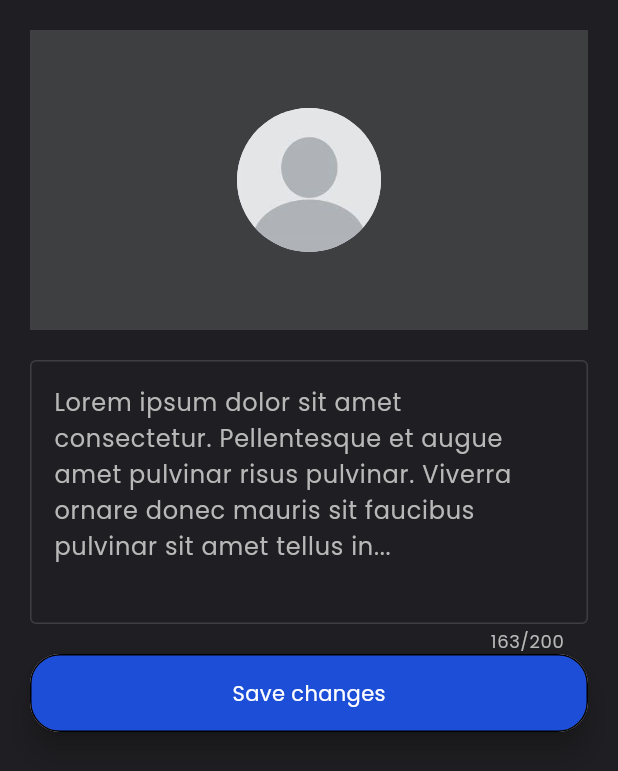
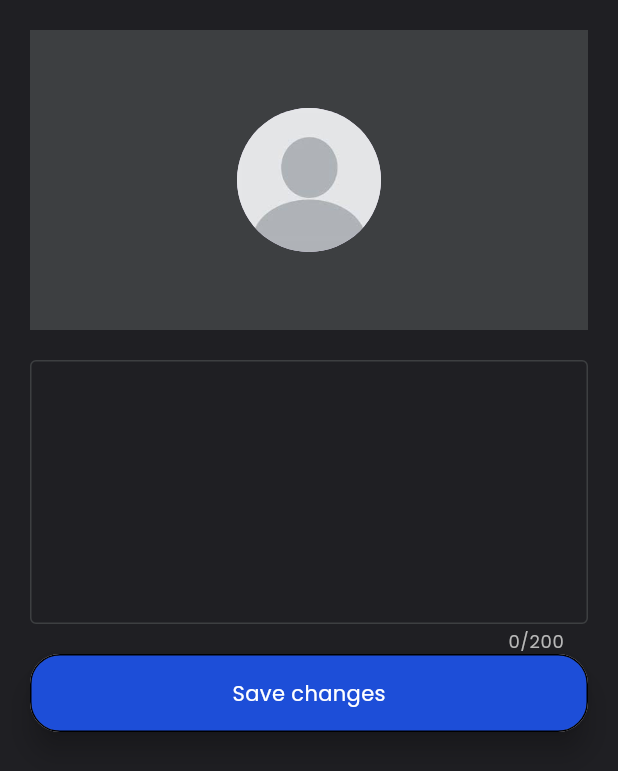
Before and after one commit to affanali2k3/MRB-frontend, a Flutter app: the ProfileEditPage screen opened directly, on a phone screen of 412 x 824 dp. Shown: the top 771 px of the screen. Run offline on Flutter 3.47's test engine with Material 3 defaults, Android fonts, the phone set to English and light mode, and no system bars; our stand-ins replace equatable, file_picker, firebase_auth, firebase_core, flutter_bloc, flutter_rating_bar and 3 more; missing offline and left inert: dart:html; accounts and stored records are empty; network calls fail.

Commit message:
[REFERRAL CENTRE SELF APPLY FIXED + REMEMBER FILTERS + PROFILE PAGE UPDATE FIXED + LOGOUT FIXED ]

```diff
--- a/mrb/lib/assets/us_states.dart
+++ b/mrb/lib/assets/us_states.dart
@@ -1,15 +1,17 @@
 Map<String, List<String>> usStatesAndCities = {
+  'All': ['All'],
   'Alabama': [
-    '',
+    'All',
     'Birmingham',
     'Montgomery',
     'Huntsville',
     'Mobile',
     'Tuscaloosa'
   ],
-  'Alaska': ['Anchorage', 'Fairbanks', 'Juneau', 'Sitka', 'Ketchikan'],
+  'Alaska': ['All', 'Anchorage', 'Fairbanks', 'Juneau', 'Sitka', 'Ketchikan'],
   'Arizona': ['Phoenix', 'Tucson', 'Mesa', 'Chandler', 'Glendale'],
   'Arkansas': [
+    'All',
     'Little Rock',
     'Fort Smith',
     'Fayetteville',
@@ -17,6 +19,7 @@ Map<String, List<String>> usStatesAndCities = {
     'Jonesboro'
   ],
   'California': [
+    'All',
     'Los Angeles',
     'San Francisco',
     'San Diego',
@@ -24,6 +27,7 @@ Map<String, List<String>> usStatesAndCities = {
     'Sacramento'
   ],
   'Colorado': [
+    'All',
     'Denver',
     'Colorado Springs',
     'Aurora',
@@ -31,19 +35,28 @@ Map<String, List<String>> usStatesAndCities = {
     'Boulder'
   ],
   'Connecticut': [
+    'All',
     'Bridgeport',
     'New Haven',
     'Hartford',
     'Stamford',
     'Waterbury'
   ],
-  'Delaware': ['Wilmington', 'Dover', 'Newark', 'Middletown', 'Smyrna'],
-  'Florida': ['Miami', 'Tampa', 'Orlando', 'Jacksonville', 'St. Petersburg'],
-  'Georgia': ['Atlanta', 'Augusta', 'Columbus', 'Savannah', 'Macon'],
-  'Hawaii': ['Honolulu', 'Pearl City', 'Hilo', 'Kailua', 'Waipahu'],
-  'Idaho': ['Boise', 'Nampa', 'Meridian', 'Idaho Falls', 'Pocatello'],
-  'Illinois': ['Chicago', 'Aurora', 'Rockford', 'Joliet', 'Naperville'],
+  'Delaware': ['All', 'Wilmington', 'Dover', 'Newark', 'Middletown', 'Smyrna'],
+  'Florida': [
+    'All',
+    'Miami',
+    'Tampa',
+    'Orlando',
+    'Jacksonville',
+    'St. Petersburg'
+  ],
+  'Georgia': ['All', 'Atlanta', 'Augusta', 'Columbus', 'Savannah', 'Macon'],
+  'Hawaii': ['All', 'Honolulu', 'Pearl City', 'Hilo', 'Kailua', 'Waipahu'],
+  'Idaho': ['All', 'Boise', 'Nampa', 'Meridian', 'Idaho Falls', 'Pocatello'],
+  'Illinois': ['All', 'Chicago', 'Aurora', 'Rockford', 'Joliet', 'Naperville'],
   'Indiana': [
+    'All',
     'Indianapolis',
     'Fort Wayne',
     'Evansville',
@@ -51,14 +64,23 @@ Map<String, List<String>> usStatesAndCities = {
     'Carmel'
   ],
   'Iowa': [
+    'All',
     'Des Moines',
     'Cedar Rapids',
     'Davenport',
     'Sioux City',
     'Iowa City'
   ],
-  'Kansas': ['Wichita', 'Overland Park', 'Kansas City', 'Topeka', 'Olathe'],
+  'Kansas': [
+    'All',
+    'Wichita',
+    'Overland Park',
+    'Kansas City',
+    'Topeka',
+    'Olathe'
+  ],
   'Kentucky': [
+    'All',
     'Louisville',
     'Lexington',
     'Bowling Green',
@@ -66,15 +88,31 @@ Map<String, List<String>> usStatesAndCities = {
     'Covington'
   ],
   'Louisiana': [
+    'All',
     'New Orleans',
     'Baton Rouge',
     'Shreveport',
     'Lafayette',
     'Lake Charles'
   ],
-  'Maine': ['Portland', 'Lewiston', 'Bangor', 'South Portland', 'Auburn'],
-  'Maryland': ['Baltimore', 'Frederick', 'Rockville', 'Gaithersburg', 'Bowie'],
+  'Maine': [
+    'All',
+    'Portland',
+    'Lewiston',
+    'Bangor',
+    'South Portland',
+    'Auburn'
+  ],
+  'Maryland': [
+    'All',
+    'Baltimore',
+    'Frederick',
+    'Rockville',
+    'Gaithersburg',
+    'Bowie'
+  ],
   'Massachusetts': [
+    'All',
     'Boston',
     'Worcester',
     'Springfield',
@@ -82,6 +120,7 @@ Map<String, List<String>> usStatesAndCities = {
     'Cambridge'
   ],
   'Michigan': [
+    'All',
     'Detroit',
     'Grand Rapids',
     'Warren',
@@ -89,45 +128,99 @@ Map<String, List<String>> usStatesAndCities = {
     'Ann Arbor'
   ],
   'Minnesota': [
+    'All',
     'Minneapolis',
     'St. Paul',
     'Rochester',
     'Duluth',
     'Bloomington'
   ],
-  'Mississippi': ['Jackson', 'Gulfport', 'Southaven', 'Hattiesburg', 'Biloxi'],
+  'Mississippi': [
+    'All',
+    'Jackson',
+    'Gulfport',
+    'Southaven',
+    'Hattiesburg',
+    'Biloxi'
+  ],
   'Missouri': [
+    'All',
     'Kansas City',
     'St. Louis',
     'Springfield',
     'Columbia',
     'Independence'
   ],
-  'Montana': ['Billings', 'Missoula', 'Great Falls', 'Bozeman', 'Butte'],
-  'Nebraska': ['Omaha', 'Lincoln', 'Bellevue', 'Grand Island', 'Kearney'],
-  'Nevada': ['Las Vegas', 'Henderson', 'Reno', 'North Las Vegas', 'Sparks'],
-  'New Hampshire': ['Manchester', 'Nashua', 'Concord', 'Derry', 'Dover'],
-  'New Jersey': ['Newark', 'Jersey City', 'Paterson', 'Elizabeth', 'Edison'],
+  'Montana': ['All', 'Billings', 'Missoula', 'Great Falls', 'Bozeman', 'Butte'],
+  'Nebraska': [
+    'All',
+    'Omaha',
+    'Lincoln',
+    'Bellevue',
+    'Grand Island',
+    'Kearney'
+  ],
+  'Nevada': [
+    'All',
+    'Las Vegas',
+    'Henderson',
+    'Reno',
+    'North Las Vegas',
+    'Sparks'
+  ],
+  'New Hampshire': ['All', 'Manchester', 'Nashua', 'Concord', 'Derry', 'Dover'],
+  'New Jersey': [
+    'All',
+    'Newark',
+    'Jersey City',
+    'Paterson',
+    'Elizabeth',
+    'Edison'
+  ],
   'New Mexico': [
+    'All',
     'Albuquerque',
     'Las Cruces',
     'Rio Rancho',
     'Santa Fe',
     'Roswell'
   ],
-  'New York': ['New York City', 'Buffalo', 'Rochester', 'Yonkers', 'Syracuse'],
+  'New York': [
+    'All',
+    'New York City',
+    'Buffalo',
+    'Rochester',
+    'Yonkers',
+    'Syracuse'
+  ],
   'North Carolina': [
+    'All',
     'Charlotte',
     'Raleigh',
     'Greensboro',
     'Durham',
     'Winston-Salem'
   ],
-  'North Dakota': ['Fargo', 'Bismarck', 'Grand Forks', 'Minot', 'West Fargo'],
-  'Ohio': ['Columbus', 'Cleveland', 'Cincinnati', 'Toledo', 'Akron'],
-  'Oklahoma': ['Oklahoma City', 'Tulsa', 'Norman', 'Broken Arrow', 'Lawton'],
-  'Oregon': ['Portland', 'Salem', 'Eugene', 'Gresham', 'Hillsboro'],
+  'North Dakota': [
+    'All',
+    'Fargo',
+    'Bismarck',
+    'Grand Forks',
+    'Minot',
+    'West Fargo'
+  ],
+  'Ohio': ['All', 'Columbus', 'Cleveland', 'Cincinnati', 'Toledo', 'Akron'],
+  'Oklahoma': [
+    'All',
+    'Oklahoma City',
+    'Tulsa',
+    'Norman',
+    'Broken Arrow',
+    'Lawton'
+  ],
+  'Oregon': ['All', 'Portland', 'Salem', 'Eugene', 'Gresham', 'Hillsboro'],
   'Pennsylvania': [
+    'All',
     'Philadelphia',
     'Pittsburgh',
     'Allentown',
@@ -135,6 +228,7 @@ Map<String, List<String>> usStatesAndCities = {
     'Reading'
   ],
   'Rhode Island': [
+    'All',
     'Providence',
     'Warwick',
     'Cranston',
@@ -142,6 +236,7 @@ Map<String, List<String>> usStatesAndCities = {
     'East Providence'
   ],
   'South Carolina': [
+    'All',
     'Columbia',
     'Charleston',
     'North Charleston',
@@ -149,6 +244,7 @@ Map<String, List<String>> usStatesAndCities = {
     'Rock Hill'
   ],
   'South Dakota': [
+    'All',
     'Sioux Falls',
     'Rapid City',
     'Aberdeen',
@@ -156,14 +252,16 @@ Map<String, List<String>> usStatesAndCities = {
     'Watertown'
   ],
   'Tennessee': [
+    'All',
     'Nashville',
     'Memphis',
     'Knoxville',
     'Chattanooga',
     'Clarksville'
   ],
-  'Texas': ['Houston', 'San Antonio', 'Dallas', 'Austin', 'Fort Worth'],
+  'Texas': ['All', 'Houston', 'San Antonio', 'Dallas', 'Austin', 'Fort Worth'],
   'Utah': [
+    'All',
     'Salt Lake City',
     'West Valley City',
     'Provo',
@@ -171,6 +269,7 @@ Map<String, List<String>> usStatesAndCities = {
     'Orem'
   ],
   'Vermont': [
+    'All',
     'Burlington',
     'South Burlington',
     'Rutland',
@@ -178,25 +277,49 @@ Map<String, List<String>> usStatesAndCities = {
     'Montpelier'
   ],
   'Virginia': [
+    'All',
     'Virginia Beach',
     'Norfolk',
     'Chesapeake',
     'Richmond',
     'Newport News'
   ],
-  'Washington': ['Seattle', 'Spokane', 'Tacoma', 'Vancouver', 'Bellevue'],
+  'Washington': [
+    'All',
+    'Seattle',
+    'Spokane',
+    'Tacoma',
+    'Vancouver',
+    'Bellevue'
+  ],
   'West Virginia': [
+    'All',
     'Charleston',
     'Huntington',
     'Morgantown',
     'Parkersburg',
     'Wheeling'
   ],
-  'Wisconsin': ['Milwaukee', 'Madison', 'Green Bay', 'Kenosha', 'Racine'],
-  'Wyoming': ['Cheyenne', 'Casper', 'Laramie', 'Gillette', 'Rock Springs'],
+  'Wisconsin': [
+    'All',
+    'Milwaukee',
+    'Madison',
+    'Green Bay',
+    'Kenosha',
+    'Racine'
+  ],
+  'Wyoming': [
+    'All',
+    'Cheyenne',
+    'Casper',
+    'Laramie',
+    'Gillette',
+    'Rock Springs'
+  ],
 };
 
 List<String> usStates = [
+  'All',
   'Alabama',
   'Alaska',
   'Arizona',
--- a/mrb/lib/src/edit_profile/bloc/edit_profile_bloc.dart
+++ b/mrb/lib/src/edit_profile/bloc/edit_profile_bloc.dart
@@ -21,8 +21,8 @@ class ProfileEditBloc extends Bloc<ProfileEditEvent, ProfileEditState> {
           biography: event.biography,
           avatarBytes: event.avatarbytes,
           coverBytes: event.coverPhotoBytes,
-          coverMimeType: event.coverPhotoMimeType!,
-          avatarMimeType: event.avatarMimeType!);
+          coverMimeType: event.coverPhotoMimeType,
+          avatarMimeType: event.avatarMimeType);
 
       emit(ProfileEditSetSuccessState());
     } catch (e) {
--- a/mrb/lib/src/edit_profile/repository/edit_profile_repository.dart
+++ b/mrb/lib/src/edit_profile/repository/edit_profile_repository.dart
@@ -8,9 +8,9 @@ import 'package:http_parser/http_parser.dart';
 class ProfileRepository {
   Future<void> setProfile(
       {required final int userId,
-      required String avatarMimeType,
+      required String? avatarMimeType,
       required Uint8List? avatarBytes,
-      required String coverMimeType,
+      required String? coverMimeType,
       required Uint8List? coverBytes,
       required final String biography}) async {
     try {
@@ -20,7 +20,7 @@ class ProfileRepository {
       request.fields['id'] = userId.toString();
       request.fields['biography'] = biography;
 
-      if (avatarBytes != null) {
+      if (avatarBytes != null && avatarMimeType != null) {
         final MultipartFile avatar = http.MultipartFile.fromBytes(
             'avatar', avatarBytes,
             contentType: MediaType.parse(avatarMimeType),
@@ -28,7 +28,7 @@ class ProfileRepository {
 
         request.files.add(avatar);
       }
-      if (coverBytes != null) {
+      if (coverBytes != null && coverMimeType != null) {
         final MultipartFile coverPhoto = http.MultipartFile.fromBytes(
             'coverPhoto', coverBytes,
             contentType: MediaType.parse(coverMimeType),
@@ -36,6 +36,8 @@ class ProfileRepository {
 
         request.files.add(coverPhoto);
       }
+
+      request.headers["authorization"] = GlobalVariables.authorization;
 
       final StreamedResponse response = await request.send();
       final String responseData = await response.stream.bytesToString();
--- a/mrb/lib/src/edit_profile/view/edit_profile_view.dart
+++ b/mrb/lib/src/edit_profile/view/edit_profile_view.dart
@@ -4,9 +4,11 @@ import 'package:file_picker/file_picker.dart';
 import 'package:flutter/material.dart';
 import 'package:flutter_bloc/flutter_bloc.dart';
 import 'package:mime/mime.dart';
+import 'package:mrb/global_variables.dart';
 import 'package:mrb/src/common/button.dart';
 import 'package:mrb/src/edit_profile/bloc/edit_profile_bloc.dart';
 import 'package:mrb/src/edit_profile/bloc/edit_profile_event.dart';
+import 'package:mrb/src/edit_profile/bloc/edit_profile_state.dart';
 import 'package:mrb/themes/font_theme.dart';
 
 class ProfileEditPage extends StatefulWidget {
@@ -28,13 +30,25 @@ class ProfileEditPageState extends State<ProfileEditPage> {
   @override
   void initState() {
     super.initState();
-    _bioController.text =
-        'Lorem ipsum dolor sit amet consectetur. Pellentesque et augue amet pulvinar risus pulvinar. Viverra ornare donec mauris sit faucibus pulvinar sit amet tellus in...';
+    if (GlobalVariables.user.biography != null) {
+      _bioController.text = GlobalVariables.user.biography as String;
+    }
   }
 
   @override
   Widget build(BuildContext context) {
-    return Scaffold(
+    return BlocListener<ProfileEditBloc, ProfileEditState>(
+      listener: (context, state) {
+        if (state is ProfileEditSetSuccessState) {
+          ScaffoldMessenger.of(context).showSnackBar(
+              const SnackBar(content: Text("Succesfully set profile")));
+          Navigator.pop(context);
+        } else if (state is ProfileEditSetFailureState) {
+          ScaffoldMessenger.of(context)
+              .showSnackBar(SnackBar(content: Text("Error: ${state.error}")));
+        }
+      },
+      child: Scaffold(
           backgroundColor: CustomTheme.nightBackgroundColor,
           body: SafeArea(
             minimum: const EdgeInsets.all(20),
@@ -75,8 +89,8 @@ class ProfileEditPageState extends State<ProfileEditPage> {
                     ),
                     GestureDetector(
                         onTap: () async {
-                        FilePickerResult? result =
-                            await FilePicker.platform.pickFiles(withData: true);
+                          FilePickerResult? result = await FilePicker.platform
+                              .pickFiles(withData: true);
                           if (result != null) {
                             PlatformFile file = result.files.first;
                             final String? mimeType = lookupMimeType(file.path!);
@@ -107,8 +121,8 @@ class ProfileEditPageState extends State<ProfileEditPage> {
                       style: const TextStyle(
                           color: CustomTheme.nightSecondaryFontColor),
                       decoration: const InputDecoration(
-                      counterStyle:
-                          TextStyle(color: CustomTheme.nightSecondaryFontColor),
+                        counterStyle: TextStyle(
+                            color: CustomTheme.nightSecondaryFontColor),
                         enabledBorder: OutlineInputBorder(
                             borderSide: BorderSide(
                                 color: CustomTheme.nightSecondaryColor)),
@@ -126,6 +140,7 @@ class ProfileEditPageState extends State<ProfileEditPage> {
                 ],
               ),
             ),
-        ));
+          )),
+    );
   }
 }
--- a/mrb/lib/src/referral_centre/view/widgets/lead_display_widget.dart
+++ b/mrb/lib/src/referral_centre/view/widgets/lead_display_widget.dart
@@ -1,5 +1,6 @@
 import 'package:flutter/material.dart';
 import 'package:flutter_bloc/flutter_bloc.dart';
+import 'package:mrb/global_variables.dart';
 import 'package:mrb/src/common/profile_photo.dart';
 import 'package:mrb/src/profile_page/view/widgets/profile_business_stats.dart';
 import 'package:mrb/src/referral_centre/bloc/referral_centre_bloc/referral_centre_bloc.dart';
@@ -125,12 +126,16 @@ class ReferralCentreLeadDisplayWidget extends StatelessWidget {
                                   senderAgentFormId: state.leads[index].id,
                                 ));
                       },
-                      child: Container(
+                      child: state.leads[index].senderAgent ==
+                              GlobalVariables.user.id
+                          ? TextCustom("Posted By You")
+                          : Container(
                               alignment: Alignment.center,
                               width: double.infinity,
                               padding: const EdgeInsets.all(10),
                               decoration: BoxDecoration(
-                            border: Border.all(color: const Color(0xff3B82F6)),
+                                  border: Border.all(
+                                      color: const Color(0xff3B82F6)),
                                   borderRadius: BorderRadius.circular(20)),
                               child: TextCustom('Apply For Lead'),
                             ),
--- a/mrb/lib/src/referral_filters/bloc/referral_filters_bloc.dart
+++ b/mrb/lib/src/referral_filters/bloc/referral_filters_bloc.dart
@@ -12,6 +12,11 @@ class ReferralFiltersBloc
     extends Bloc<ReferralFiltersEvent, ReferralFiltersState> {
   ReferralFiltersBloc({required this.repository})
       : super(ReferralFiltersInitialState()) {
+    emit(ReferralFiltersChangedState(
+      clientType: GlobalVariables.preferences.clientType == "buyer"
+          ? ClientType.buyer
+          : ClientType.seller,
+    ));
     on<ReferralFiltersChangeClientTypeEvent>(_changeClientType);
     on<ReferralFiltersChangeHouseTypeEvent>(_changeHouseType);
     on<ReferralFiltersApplyFilterEvent>(_applyFilters);
--- a/mrb/lib/src/referral_filters/repository/referral_filters_repository.dart
+++ b/mrb/lib/src/referral_filters/repository/referral_filters_repository.dart
@@ -19,6 +19,7 @@ class ReferralFiltersRepository {
       final Response response = await http.patch(
           Uri.parse('${GlobalVariables.url}/preferences/update'),
           headers: {
+            "authorization": GlobalVariables.authorization,
             "content-type": "application/json",
           },
           body: json.encode({
--- a/mrb/lib/src/referral_filters/view/referral_filters_view.dart
+++ b/mrb/lib/src/referral_filters/view/referral_filters_view.dart
@@ -1,6 +1,7 @@
 import 'package:flutter/material.dart';
 import 'package:flutter_bloc/flutter_bloc.dart';
 import 'package:mrb/assets/us_states.dart';
+import 'package:mrb/global_variables.dart';
 import 'package:mrb/src/common/button.dart';
 import 'package:mrb/src/common/dropdown.dart';
 import 'package:mrb/src/profile_page/view/widgets/profile_business_stats.dart';
@@ -33,10 +34,24 @@ class ReferralFiltersPageState extends State<ReferralFiltersPage> {
   void initState() {
     super.initState();
 
-    _minTimeController.text = '0';
-    _maxTimeController.text = '100';
-    _minCostController.text = '0';
-    _maxCostController.text = '1000000';
+    if (GlobalVariables.preferences.state != null) {
+      setState(() {
+        state = GlobalVariables.preferences.state as String;
+      });
+    }
+    if (GlobalVariables.preferences.city != null) {
+      city = GlobalVariables.preferences.city as String;
+      setState(() {
+        city = GlobalVariables.preferences.city as String;
+      });
+    }
+
+    _minTimeController.text =
+        GlobalVariables.preferences.minTimeAmount.toString();
+    _maxTimeController.text =
+        GlobalVariables.preferences.maxTimeAmount.toString();
+    _minCostController.text = GlobalVariables.preferences.minCost.toString();
+    _maxCostController.text = GlobalVariables.preferences.maxCost.toString();
   }
 
   @override
--- a/mrb/lib/src/settings_page/view/settings_view.dart
+++ b/mrb/lib/src/settings_page/view/settings_view.dart
@@ -2,6 +2,7 @@ import 'package:flutter/material.dart';
 import 'package:flutter_bloc/flutter_bloc.dart';
 import 'package:mrb/src/common/button.dart';
 import 'package:mrb/src/login/cubit/login_cubit.dart';
+import 'package:mrb/src/login/view/login.dart';
 import 'package:mrb/themes/font_theme.dart';
 
 class SettingsPage extends StatelessWidget {
@@ -17,8 +18,10 @@ class SettingsPage extends StatelessWidget {
             children: [
               CustomButton(
                   onPressed: () {
-                    Navigator.pop(context);
                     context.read<LoginCubit>().logout();
+                    Navigator.of(context).pushAndRemoveUntil(
+                        MaterialPageRoute(builder: (context) => LoginPage()),
+                        (route) => false);
                   },
                   text: 'Logout')
             ],
```
Lines whose indentation alone changed are shown as unchanged.
